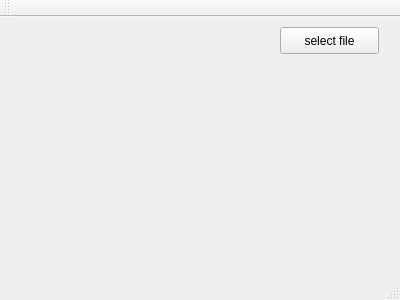
Qt form mainwindow.ui (mfro0/tbdm-flasher) before a commit.
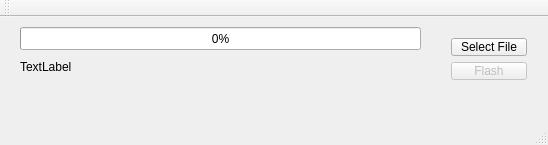
The same form after that commit.

```diff
--- a/mainwindow.ui
+++ b/mainwindow.ui
@@ -6,27 +6,72 @@
    <rect>
     <x>0</x>
     <y>0</y>
-    <width>400</width>
-    <height>300</height>
+    <width>548</width>
+    <height>145</height>
    </rect>
   </property>
   <property name="windowTitle">
    <string>MainWindow</string>
   </property>
   <widget class="QWidget" name="centralWidget">
-   <widget class="QPushButton" name="pushButton">
+   <widget class="QProgressBar" name="progressBar">
     <property name="geometry">
      <rect>
-      <x>280</x>
+      <x>20</x>
       <y>10</y>
-      <width>99</width>
-      <height>27</height>
+      <width>401</width>
+      <height>23</height>
+     </rect>
+    </property>
+    <property name="value">
+     <number>0</number>
+    </property>
+    <property name="format">
+     <string>%p%</string>
+    </property>
+   </widget>
+   <widget class="QLabel" name="filenameLabel">
+    <property name="geometry">
+     <rect>
+      <x>20</x>
+      <y>40</y>
+      <width>391</width>
+      <height>20</height>
      </rect>
     </property>
     <property name="text">
-     <string>select file</string>
+     <string>TextLabel</string>
     </property>
    </widget>
+   <widget class="QWidget" name="layoutWidget">
+    <property name="geometry">
+     <rect>
+      <x>440</x>
+      <y>10</y>
+      <width>98</width>
+      <height>64</height>
+     </rect>
+    </property>
+    <layout class="QVBoxLayout" name="verticalLayout">
+     <item>
+      <widget class="QPushButton" name="selectFileButton">
+       <property name="text">
+        <string>Select File</string>
+       </property>
+      </widget>
+     </item>
+     <item>
+      <widget class="QPushButton" name="flashButton">
+       <property name="enabled">
+        <bool>false</bool>
+       </property>
+       <property name="text">
+        <string>Flash</string>
+       </property>
+      </widget>
+     </item>
+    </layout>
+   </widget>
   </widget>
   <widget class="QMenuBar" name="menuBar">
    <property name="geometry">
```
Left out of the diff: 27 changed lines with no effect on the pictures.
